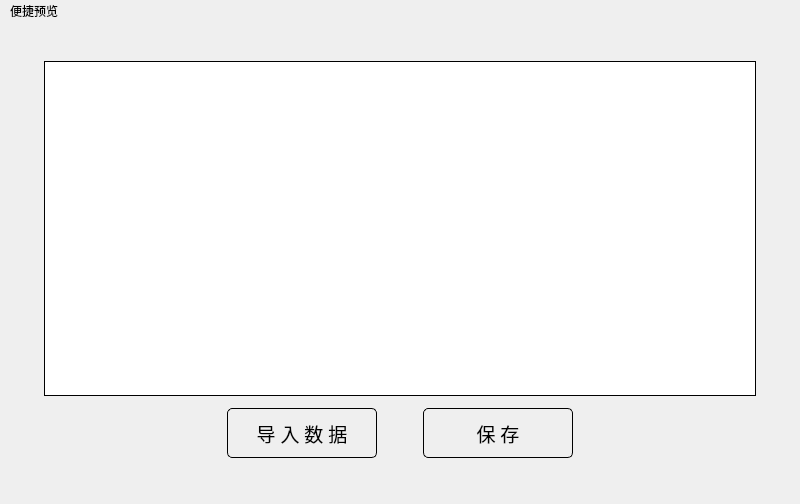
Before: the Qt Designer form View/ReaderBaseInfoUI.ui in we1019000306/drillProjectBaseInfoReader, drawn with Qt 5.
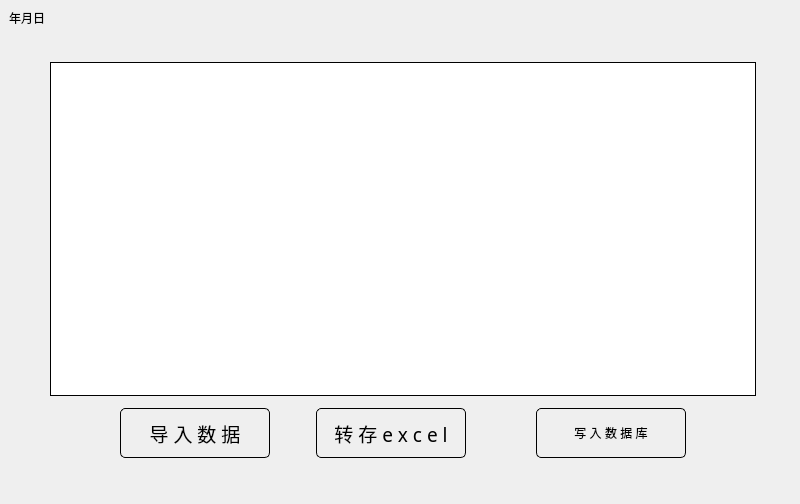
After: the same form once the commit is applied. Icons and pictures are not drawn.

```diff
--- a/View/ReaderBaseInfoUI.ui
+++ b/View/ReaderBaseInfoUI.ui
@@ -39,7 +39,7 @@
     </sizepolicy>
    </property>
    <layout class="QGridLayout" name="gridLayout_3">
-    <item row="0" column="0">
+    <item row="2" column="0">
      <widget class="QFrame" name="frame">
       <property name="styleSheet">
        <string notr="true"/>
@@ -48,7 +48,7 @@
        <enum>QFrame::Raised</enum>
       </property>
       <layout class="QGridLayout" name="gridLayout_4">
-       <item row="1" column="1">
+       <item row="2" column="2">
         <widget class="QTableWidget" name="dataTableWidget">
          <property name="maximumSize">
           <size>
@@ -71,7 +71,39 @@
          </attribute>
         </widget>
        </item>
-       <item row="0" column="0" colspan="3">
+       <item row="2" column="0" rowspan="3">
+        <spacer name="horizontalSpacer_3">
+         <property name="orientation">
+          <enum>Qt::Horizontal</enum>
+         </property>
+         <property name="sizeType">
+          <enum>QSizePolicy::Fixed</enum>
+         </property>
+         <property name="sizeHint" stdset="0">
+          <size>
+           <width>20</width>
+           <height>10</height>
+          </size>
+         </property>
+        </spacer>
+       </item>
+       <item row="2" column="3" rowspan="3">
+        <spacer name="horizontalSpacer_7">
+         <property name="orientation">
+          <enum>Qt::Horizontal</enum>
+         </property>
+         <property name="sizeType">
+          <enum>QSizePolicy::Fixed</enum>
+         </property>
+         <property name="sizeHint" stdset="0">
+          <size>
+           <width>20</width>
+           <height>10</height>
+          </size>
+         </property>
+        </spacer>
+       </item>
+       <item row="0" column="0" colspan="4">
         <spacer name="verticalSpacer_3">
          <property name="orientation">
           <enum>Qt::Vertical</enum>
@@ -87,8 +119,8 @@
          </property>
         </spacer>
        </item>
-       <item row="2" column="1" rowspan="2">
-        <layout class="QGridLayout" name="gridLayout_6" rowstretch="0" columnstretch="0,0,0,0,0,0,0">
+       <item row="3" column="2" rowspan="2">
+        <layout class="QGridLayout" name="gridLayout_6" rowstretch="0" columnstretch="0,0,0,0,0,0,0,0,0">
          <property name="sizeConstraint">
           <enum>QLayout::SetFixedSize</enum>
          </property>
@@ -104,22 +136,6 @@
          <property name="bottomMargin">
           <number>6</number>
          </property>
-         <item row="0" column="6">
-          <spacer name="horizontalSpacer_2">
-           <property name="orientation">
-            <enum>Qt::Horizontal</enum>
-           </property>
-           <property name="sizeType">
-            <enum>QSizePolicy::Expanding</enum>
-           </property>
-           <property name="sizeHint" stdset="0">
-            <size>
-             <width>40</width>
-             <height>20</height>
-            </size>
-           </property>
-          </spacer>
-         </item>
          <item row="0" column="3">
           <spacer name="horizontalSpacer_4">
            <property name="orientation">
@@ -136,6 +152,22 @@
            </property>
           </spacer>
          </item>
+         <item row="0" column="8">
+          <spacer name="horizontalSpacer_2">
+           <property name="orientation">
+            <enum>Qt::Horizontal</enum>
+           </property>
+           <property name="sizeType">
+            <enum>QSizePolicy::Expanding</enum>
+           </property>
+           <property name="sizeHint" stdset="0">
+            <size>
+             <width>40</width>
+             <height>20</height>
+            </size>
+           </property>
+          </spacer>
+         </item>
          <item row="0" column="1" colspan="2">
           <widget class="QPushButton" name="selectFileButton">
            <property name="sizePolicy">
@@ -207,22 +239,6 @@
            </property>
           </widget>
          </item>
-         <item row="0" column="0">
-          <spacer name="horizontalSpacer">
-           <property name="orientation">
-            <enum>Qt::Horizontal</enum>
-           </property>
-           <property name="sizeType">
-            <enum>QSizePolicy::Expanding</enum>
-           </property>
-           <property name="sizeHint" stdset="0">
-            <size>
-             <width>40</width>
-             <height>20</height>
-            </size>
-           </property>
-          </spacer>
-         </item>
          <item row="0" column="5">
           <widget class="QPushButton" name="savePushButton">
            <property name="sizePolicy">
@@ -265,7 +281,7 @@
 border: 1px solid #000</string>
            </property>
            <property name="text">
-            <string>保 存</string>
+            <string>转 存 e x c e l</string>
            </property>
            <property name="icon">
             <iconset>
@@ -288,60 +304,79 @@
            </property>
           </widget>
          </item>
-        </layout>
-       </item>
-       <item row="1" column="2" rowspan="3">
-        <spacer name="horizontalSpacer_7">
+         <item row="0" column="7">
+          <widget class="QPushButton" name="mongoDBButton">
+           <property name="sizePolicy">
+            <sizepolicy hsizetype="Fixed" vsizetype="Fixed">
+             <horstretch>0</horstretch>
+             <verstretch>0</verstretch>
+            </sizepolicy>
+           </property>
+           <property name="minimumSize">
+            <size>
+             <width>150</width>
+             <height>50</height>
+            </size>
+           </property>
+           <property name="maximumSize">
+            <size>
+             <width>400</width>
+             <height>16777215</height>
+            </size>
+           </property>
+           <property name="styleSheet">
+            <string notr="true">font: 75 14pt &quot;Adobe Arabic&quot;;
+border-radius:5px;
+color:#000;
+border: 1px solid #000</string>
+           </property>
+           <property name="text">
+            <string>写 入 数 据 库</string>
+           </property>
+          </widget>
+         </item>
+         <item row="0" column="0">
+          <spacer name="horizontalSpacer">
          <property name="orientation">
           <enum>Qt::Horizontal</enum>
          </property>
          <property name="sizeType">
-          <enum>QSizePolicy::Fixed</enum>
+            <enum>QSizePolicy::Expanding</enum>
          </property>
          <property name="sizeHint" stdset="0">
           <size>
-           <width>20</width>
-           <height>10</height>
+             <width>40</width>
+             <height>20</height>
           </size>
          </property>
         </spacer>
        </item>
-       <item row="1" column="0" rowspan="3">
-        <spacer name="horizontalSpacer_3">
+         <item row="0" column="6">
+          <spacer name="horizontalSpacer_5">
          <property name="orientation">
           <enum>Qt::Horizontal</enum>
          </property>
-         <property name="sizeType">
-          <enum>QSizePolicy::Fixed</enum>
-         </property>
          <property name="sizeHint" stdset="0">
           <size>
-           <width>20</width>
-           <height>10</height>
+             <width>40</width>
+             <height>20</height>
           </size>
          </property>
         </spacer>
        </item>
       </layout>
-     </widget>
     </item>
    </layout>
   </widget>
-  <widget class="QMenuBar" name="menubar">
-   <property name="geometry">
-    <rect>
-     <x>0</x>
-     <y>0</y>
-     <width>800</width>
-     <height>25</height>
-    </rect>
-   </property>
-   <widget class="QMenu" name="menulayerPaint">
-    <property name="title">
-     <string>便捷预览</string>
-    </property>
-   </widget>
-   <addaction name="menulayerPaint"/>
+    </item>
+    <item row="1" column="0">
+     <widget class="QLabel" name="timeLabel">
+      <property name="text">
+       <string>年月日</string>
+      </property>
+     </widget>
+    </item>
+   </layout>
   </widget>
   <widget class="QStatusBar" name="statusbar"/>
  </widget>
```
Lines whose indentation alone changed are shown as unchanged.
